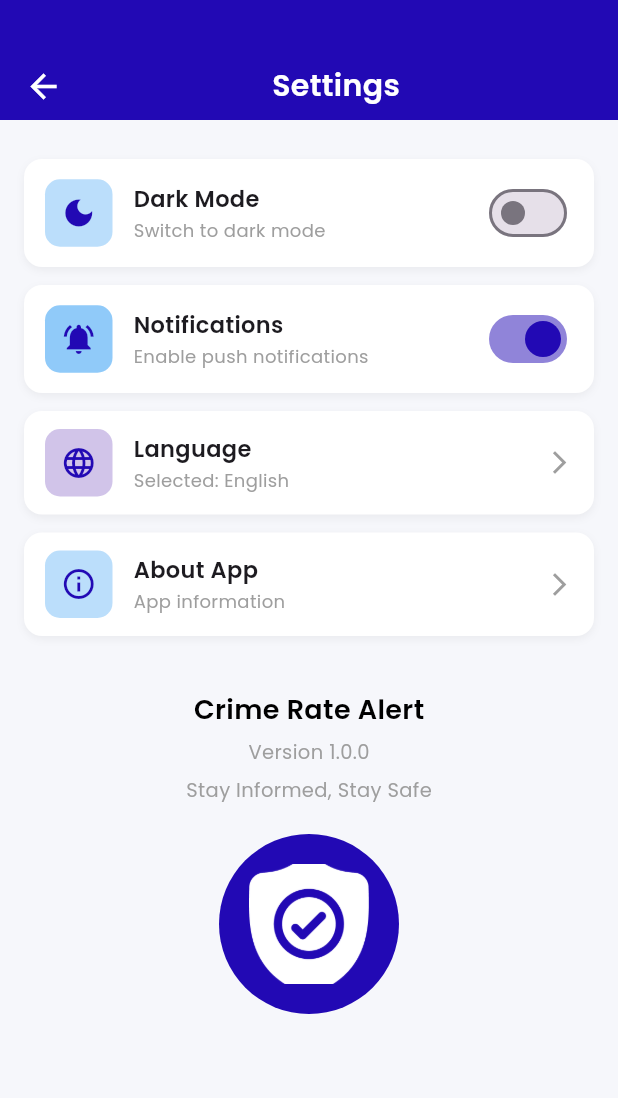
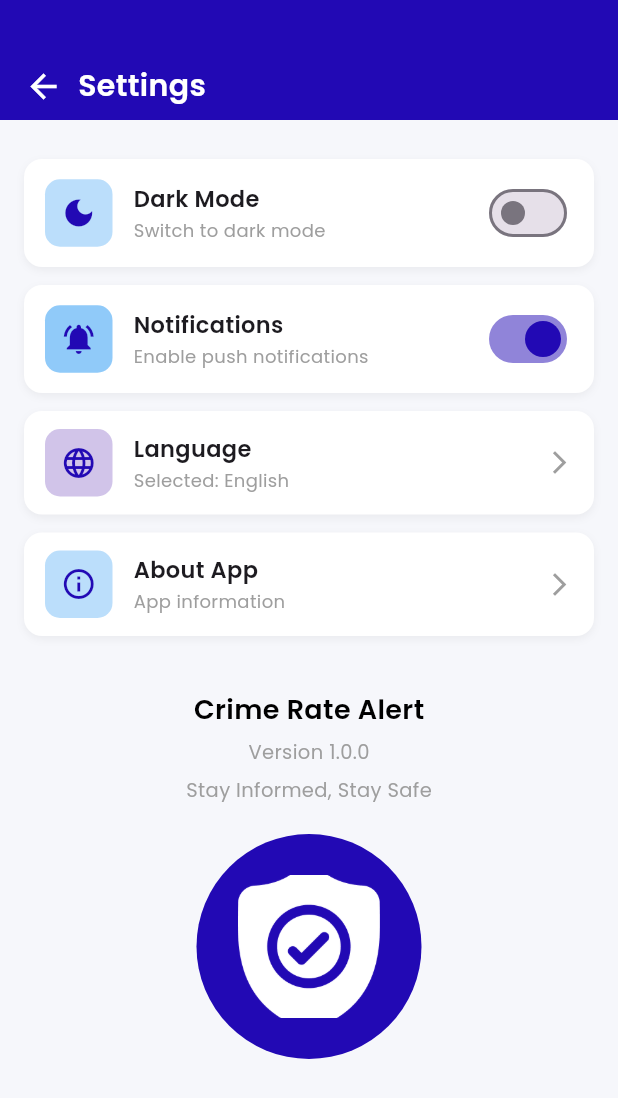
Before and after one commit to Amansarfraz/crime_app, a Flutter app: the SettingsScreen screen opened by its route, on a phone screen of 412 x 824 dp. Shown: the top 1098 px of the screen. Run offline on Flutter 3.47's test engine with Material 3 defaults, Android fonts, the phone set to English and light mode, and no system bars; our stand-ins replace google_fonts, lottie.

Commit message:
first commit

```diff
--- a/lib/screens/settings_screen.dart
+++ b/lib/screens/settings_screen.dart
@@ -37,17 +37,13 @@ class _SettingsScreenState extends State<SettingsScreen> {
                   ),
                 ),
                 const SizedBox(width: 10),
-                const Expanded(
-                  child: Center(
-                    child: Text(
+                const Text(
                   "Settings",
                   style: TextStyle(
                     fontFamily: 'Poppins',
                     color: Colors.white,
                     fontWeight: FontWeight.w600,
                     fontSize: 20,
-                      ),
-                    ),
                   ),
                 ),
               ],
@@ -157,22 +153,22 @@ class _SettingsScreenState extends State<SettingsScreen> {
 
           const SizedBox(height: 20),
 
-          // 🟦 Blue Circle with Image on top
+          // 🟦 Bigger Blue Circle with Image
           Stack(
             alignment: Alignment.center,
             children: [
               Container(
-                width: 120,
-                height: 120,
+                width: 150, // increased size
+                height: 150, // increased size
                 decoration: const BoxDecoration(
                   shape: BoxShape.circle,
-                  color: Color(0xFF2209B4), // same color as header
+                  color: Color(0xFF2209B4),
                 ),
               ),
               Image.asset(
                 'assets/images/Group.png', // 👈 your image path
-                width: 80,
-                height: 80,
+                width: 95,
+                height: 95,
                 fit: BoxFit.cover,
               ),
             ],
```
Lines whose indentation alone changed are shown as unchanged.
